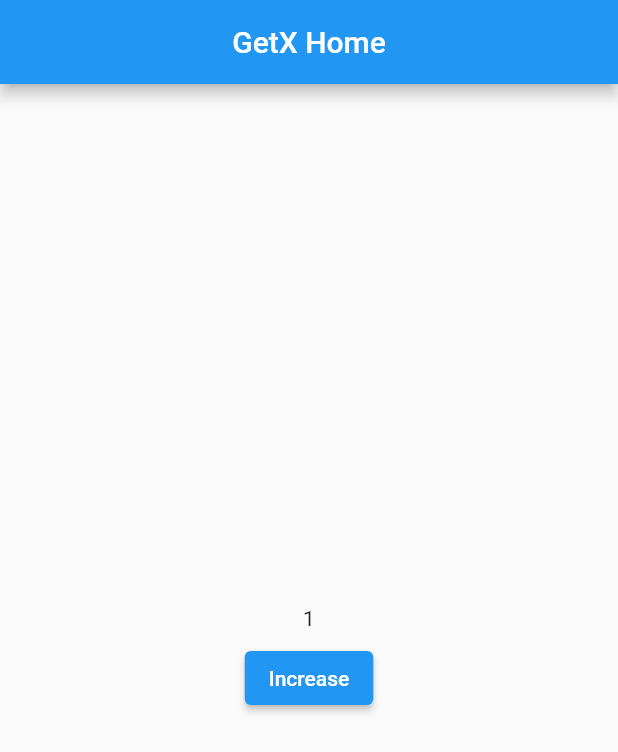
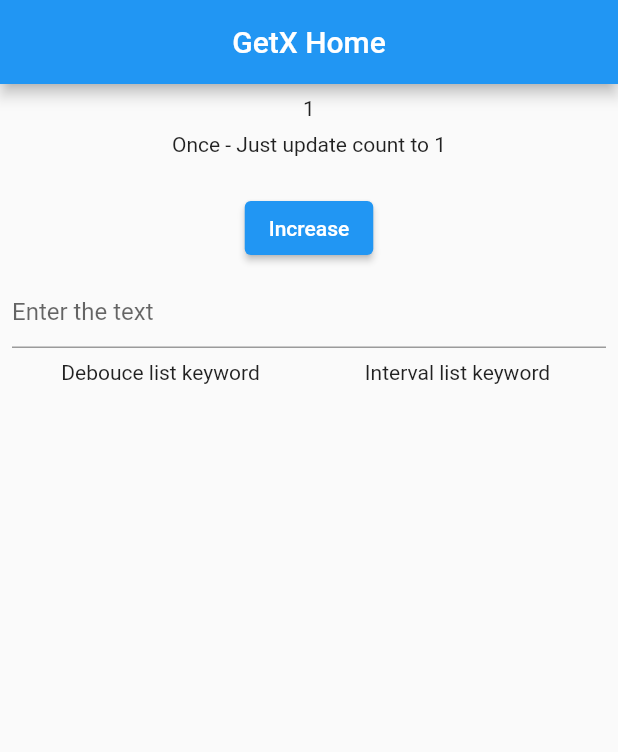
Before and after one commit to rossnguyen/flutter-getx, a Flutter app: the screen it shows after launch, after a tap on "Increase", on a phone screen of 412 x 824 dp. Shown: the top 752 px of the screen. Run offline on Flutter 3.47's test engine with Material 2 defaults, Android fonts, the phone set to English and light mode, and no system bars; our stand-ins replace get.

Commit message:
Worker: once, ever, debouce, interval

```diff
--- a/lib/pages/home/controllers/home_controller.dart
+++ b/lib/pages/home/controllers/home_controller.dart
@@ -1,17 +1,43 @@
+import 'package:flutter/cupertino.dart';
 import 'package:get/get.dart';
 
 class HomeController extends GetxController {
   final count = 0.obs;
+  final everMessage = ''.obs;
+  final onceMessage = ''.obs;
+  late Worker onceWorker, everWorker, debounceWorker, intervalWorker;
+  late TextEditingController inputController;
+  final inputText = ''.obs;
+  final RxList<String> debounceKeywordList = RxList();
+  final RxList<String> intervalKeywordList = RxList();
   @override
   void onInit() {
+    onceWorker = once<int>(count,
+        (value) => onceMessage.value = 'Once - Just update count to $value');
+    everWorker = ever<int>(count,
+        (value) => everMessage.value = 'Ever - Just update count to $value',
+        condition: () => count % 2 == 0);
+    debounceWorker =
+        debounce<String>(inputText, (value) => debounceKeywordList.add(value), time: Duration(seconds: 2));
+    intervalWorker =
+        interval<String>(inputText, (value) => intervalKeywordList.add(value), time: Duration(seconds: 2));
+    inputController = TextEditingController();
     super.onInit();
   }
 
   @override
   void onClose() {
+    onceWorker.dispose();
+    everWorker.dispose();
+    debounceWorker.dispose();
+    intervalWorker.dispose();
+    inputController.dispose();
     super.onClose();
   }
 
   void increment() => count.value++;
   void decrease() => count.value--;
+  void updateText() {
+    inputText.value = inputController.text;
+  }
 }
--- a/lib/pages/home/views/home_view.dart
+++ b/lib/pages/home/views/home_view.dart
@@ -14,14 +14,69 @@ class HomeView extends GetView<HomeController> {
         title: const Text('GetX Home'),
         centerTitle: true,
       ),
-      body: Center(
-        child: Column(mainAxisSize: MainAxisSize.min, children: [
-          Obx(() => Text(controller.count.toString())),
-          const SizedBox(height: 8),
-          ElevatedButton(
-              onPressed: controller.increment,
-              child: const Text('Increase')),
-        ]),
+      body: Padding(
+        padding: const EdgeInsets.all(8.0),
+        child: Center(
+          child: Column(mainAxisSize: MainAxisSize.min, children: [
+            Obx(() => Text(controller.count.value.toString())),
+            const SizedBox(height: 8),
+            Obx(() => Text(controller.onceMessage.value)),
+            Obx(() => Text(controller.everMessage.value)),
+            const SizedBox(height: 8),
+            ElevatedButton(
+                onPressed: controller.increment, child: const Text('Increase')),
+            const SizedBox(height: 8),
+
+
+            TextFormField(
+              controller: controller.inputController,
+              onChanged: (v) => controller.updateText(),
+              decoration: const InputDecoration(hintText: 'Enter the text'),
+            ),
+            const SizedBox(height: 8,),
+            Expanded(
+                child: Row(
+              children: [
+                Expanded(
+                    child: Column(
+                  children: [
+                    const Text('Debouce list keyword'),
+                    const SizedBox(
+                      height: 8,
+                    ),
+                    Expanded(
+                      child: Obx(() => ListView.separated(
+                          itemBuilder: (context, index) => Padding(
+                                padding: const EdgeInsets.all(8),
+                                child: Text(controller.debounceKeywordList[index]),
+                              ),
+                          separatorBuilder: (context, index) => const Divider(),
+                          itemCount: controller.debounceKeywordList.length)),
+                    ),
+                  ],
+                )),
+                Expanded(
+                    child: Column(
+                  children: [
+                    const Text('Interval list keyword'),
+                    const SizedBox(
+                      height: 8,
+                    ),
+                    Expanded(
+                      child: Obx(() => ListView.separated(
+                          itemBuilder: (context, index) => Padding(
+                                padding: const EdgeInsets.all(8),
+                                child: Text(controller.intervalKeywordList[index]),
+                              ),
+                          separatorBuilder: (context, index) => const Divider(),
+                          itemCount: controller.intervalKeywordList.length)),
+                    ),
+                  ],
+                ))
+              ],
+            ))
+          ]),
+        ),
       ),
     );
   }
```
